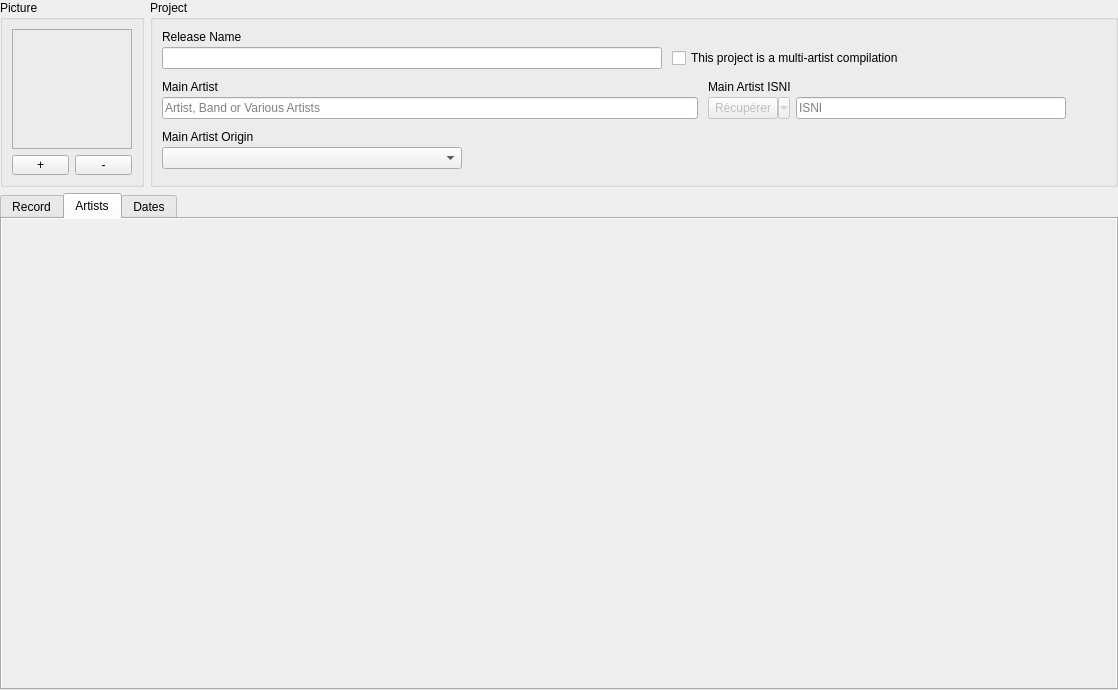
First picture: the form in resources/ui/album_page.ui, repository Iconoclasteinc/tgit, before the edit.
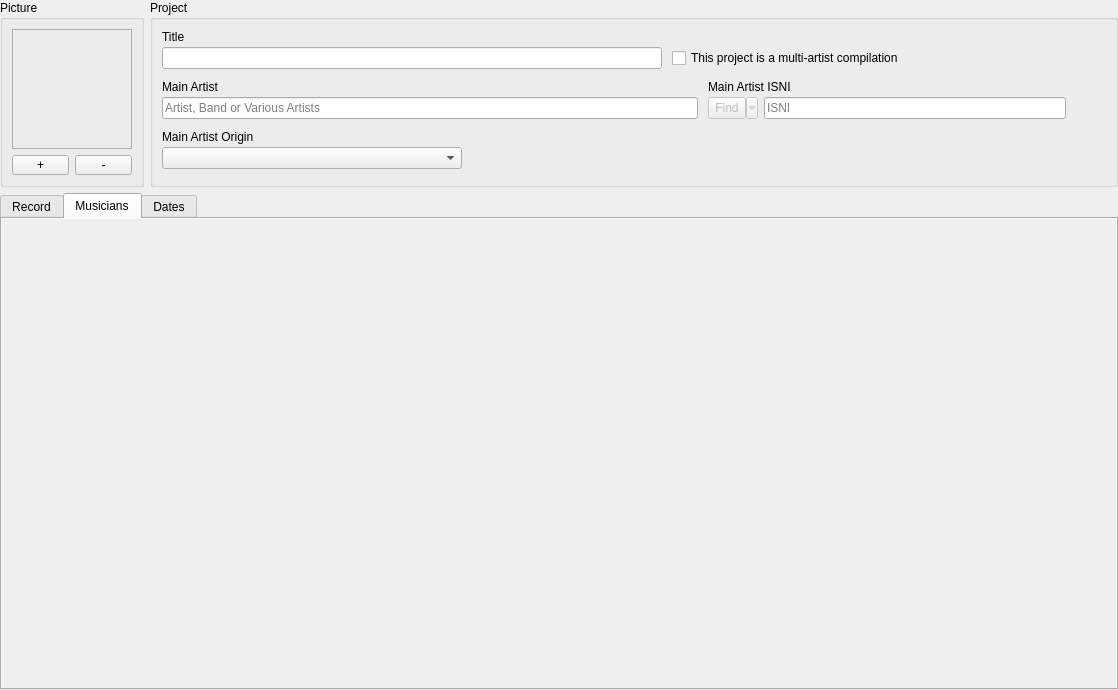
Second picture: the form after the edit. The open tabs and pages were chosen to show the change. Custom widgets are drawn as their Qt base class.

Commit message: Change the artists tab's name to musicians

Patch:
```diff
--- a/resources/ui/album_page.ui
+++ b/resources/ui/album_page.ui
@@ -194,7 +194,7 @@
      </widget>
      <widget class="QWidget" name="_artists_tab">
       <attribute name="title">
-       <string>Artists</string>
+       <string>Musicians</string>
       </attribute>
       <layout class="QVBoxLayout" name="verticalLayout_9">
        <property name="leftMargin">
@@ -542,7 +542,7 @@
           <item row="0" column="0">
            <widget class="QLabel" name="_release_name_caption">
             <property name="text">
-             <string>Release Name</string>
+             <string>Title</string>
             </property>
             <property name="alignment">
              <set>Qt::AlignBottom|Qt::AlignLeading|Qt::AlignLeft</set>
@@ -634,7 +634,7 @@
                <enum>Qt::StrongFocus</enum>
               </property>
               <property name="text">
-               <string>Récupérer</string>
+               <string>Find</string>
               </property>
               <property name="popupMode">
                <enum>QToolButton::MenuButtonPopup</enum>
```
Left out of the diff: 16 changed lines with no effect on the pictures. The commit also changes 9 other files.
